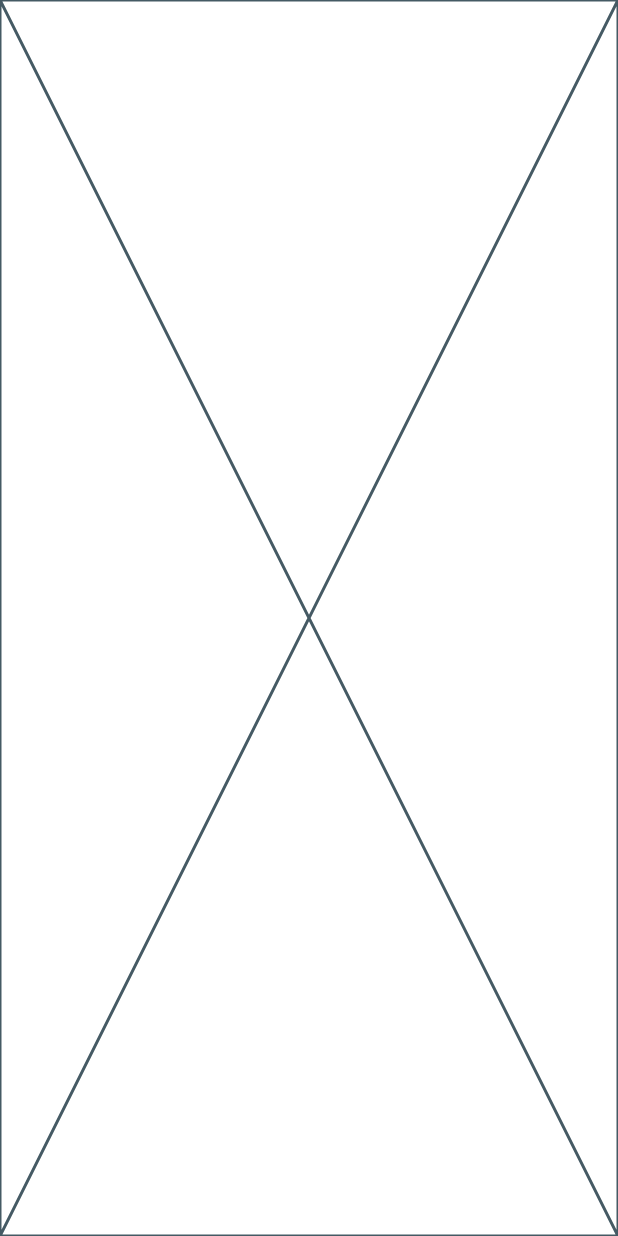
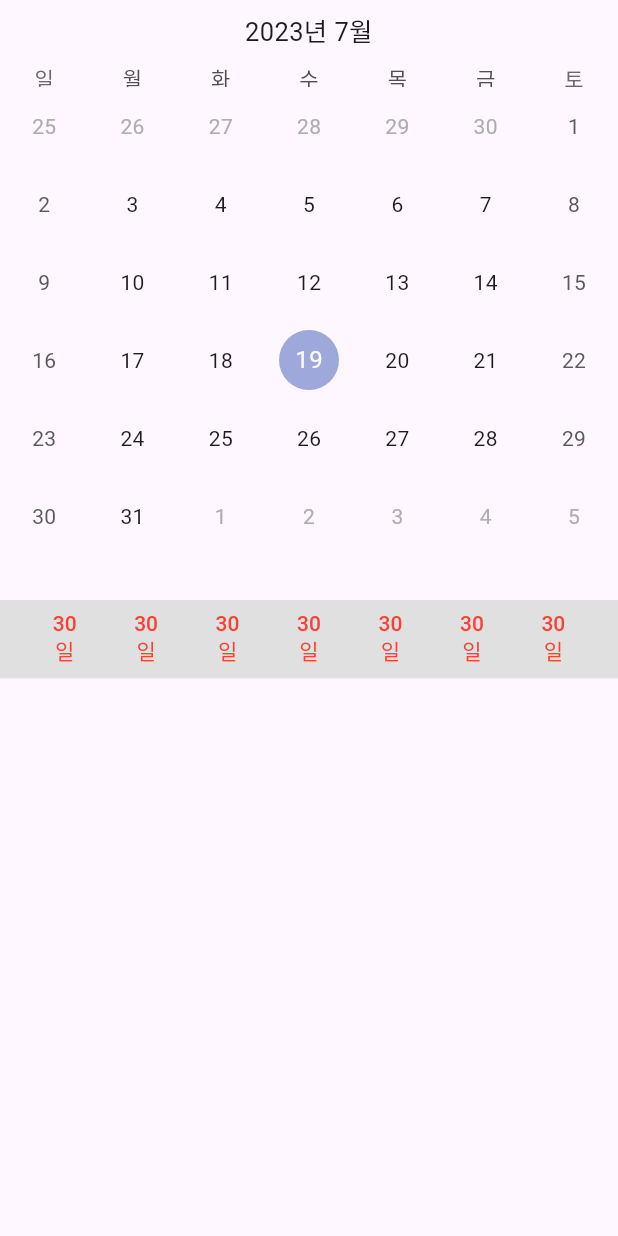
Before and after one commit to seojh5939/RefrigeratorMap, a Flutter app: the screen it shows after launch, item 3 of the bottom bar chosen, on a phone screen of 412 x 824 dp. Run offline on Flutter 3.47's test engine with Material 2 defaults, Android fonts, the phone set to English and light mode, and no system bars; drawn by our look-alikes of table_calendar; our stand-ins replace sqflite; accounts and stored records are empty.

Commit message:
[DESIGN] : 🎨 주차 달력 선택 구현완료

```diff
--- a/lib/main.dart
+++ b/lib/main.dart
@@ -1,11 +1,12 @@
 import 'package:flutter/material.dart';
 import 'package:intl/date_symbol_data_local.dart';
 import 'package:provider/provider.dart';
-import 'package:refrigerator_map/data/db/db_helper.dart';
 import 'package:refrigerator_map/util/global_variable.dart';
 import 'package:refrigerator_map/view/home/home_page.dart';
 import 'package:refrigerator_map/viewModel/bottom_navi_viewmodel.dart';
 import 'package:refrigerator_map/viewModel/shopping_viewmodel.dart';
+
+import 'viewModel/diet_viewmodel.dart';
 
 void main() async {
   WidgetsFlutterBinding.ensureInitialized();
@@ -15,6 +16,7 @@ void main() async {
         providers: [
           ChangeNotifierProvider(create: (context) => BottomNaviViewModel()),
           ChangeNotifierProvider(create: (context) => ShoppingViewModel()),
+          ChangeNotifierProvider(create: (context) => DietViewModel()),
         ],
         child: const MyApp(),
       ),
--- a/lib/view/common/calendar.dart
+++ b/lib/view/common/calendar.dart
@@ -1,6 +1,7 @@
 import 'package:flutter/material.dart';
 import 'package:provider/provider.dart';
 import 'package:refrigerator_map/util/global_variable.dart';
+import 'package:refrigerator_map/viewModel/diet_viewmodel.dart';
 import 'package:refrigerator_map/viewModel/shopping_viewmodel.dart';
 import 'package:table_calendar/table_calendar.dart';
 
@@ -12,12 +13,15 @@ class CustomCalendar extends StatelessWidget {
     viewModel = widgetName == "ShoppingPage"
         ? GlobalAccessContext.navigatorState.currentContext!
             .read<ShoppingViewModel>()
-        : "";
+        : GlobalAccessContext.navigatorState.currentContext!
+            .read<DietViewModel>();
     focusedDay = widgetName == "ShoppingPage"
         ? GlobalAccessContext.navigatorState.currentContext!
             .watch<ShoppingViewModel>()
             .focusedDay
-        : "";
+        : GlobalAccessContext.navigatorState.currentContext!
+            .watch<DietViewModel>()
+            .focusedDay;
   }
 
   String widgetName;
--- a/lib/view/diet/diet_page.dart
+++ b/lib/view/diet/diet_page.dart
@@ -1,11 +1,96 @@
 import 'package:flutter/material.dart';
+import 'package:provider/provider.dart';
+import 'package:refrigerator_map/view/common/calendar.dart';
+import 'package:refrigerator_map/viewModel/diet_viewmodel.dart';
+import 'dart:developer' as developer;
 
 /// 식단표 페이지
-class DietPage extends StatelessWidget {
+class DietPage extends StatefulWidget {
   const DietPage({super.key});
 
   @override
+  State<DietPage> createState() => _DietPageState();
+}
+
+class _DietPageState extends State<DietPage> {
+  @override
   Widget build(BuildContext context) {
-    return const Placeholder();
+    return Scaffold(
+        body: SafeArea(
+      child: Column(
+        children: [
+          CustomCalendar(widgetName: context.widget.toString()),
+          SizedBox(height: 30),
+          Container(
+            color: Colors.grey[300],
+            child: Row(
+              mainAxisAlignment: MainAxisAlignment.center,
+              children: dayButton(context: context),
+            ),
+          ),
+        ],
+      ),
+    ));
+  }
+
+  List<Widget> dayButton({required BuildContext context}) {
+    List<Widget> list = [];
+    for (int i = 0; i < 7; i++) {
+      list.add(dayComponent(context, i));
+    }
+    return list;
+  }
+
+  Widget dayComponent(BuildContext context, int index) {
+    return Padding(
+      padding: const EdgeInsets.all(1.4),
+      child: InkWell(
+        onTap: () {
+          context.read<DietViewModel>().viewSelectedDay(index);
+        },
+        child: Stack(
+          alignment: Alignment.center,
+          children: [
+            context.watch<DietViewModel>().isSelectedList[index] == true
+                ? printDayTextWithSelectedCircle(context)
+                : printDayText(context),
+          ],
+        ),
+      ),
+    );
+  }
+
+  Container printDayTextWithSelectedCircle(BuildContext context) {
+    return Container(
+      width: MediaQuery.of(context).size.width * 0.125,
+      height: MediaQuery.of(context).size.height * 0.06,
+      decoration:
+          BoxDecoration(shape: BoxShape.circle, color: Colors.orangeAccent),
+      child: printDayText(context),
+    );
+  }
+
+  SizedBox printDayText(BuildContext context) {
+    return SizedBox(
+      width: MediaQuery.of(context).size.width * 0.125,
+      height: MediaQuery.of(context).size.height * 0.06,
+      child: Center(
+        child: RichText(
+          textAlign: TextAlign.center,
+          text: TextSpan(
+            style: TextStyle(
+                color: Colors.red, fontSize: 14, fontWeight: FontWeight.w500),
+            children: [
+              TextSpan(
+                text: "30\n",
+              ),
+              TextSpan(
+                text: "일",
+              ),
+            ],
+          ),
+        ),
+      ),
+    );
   }
 }
--- /dev/null
+++ b/lib/viewModel/diet_viewmodel.dart
@@ -0,0 +1,26 @@
+import 'package:flutter/material.dart';
+
+class DietViewModel extends ChangeNotifier {
+  DateTime focusedDay = DateTime.now();
+  DateTime? selectedDay;
+  var isSelectedList = List.generate(7, (index) => false);
+
+  bool isSameDay(DateTime day) {
+    return selectedDay == day;
+  }
+
+  changeday(DateTime focused, DateTime selected) {
+    focusedDay = focused;
+    selectedDay = selected;
+    notifyListeners();
+  }
+
+  viewSelectedDay(int index) {
+    int trueIdx = isSelectedList.indexWhere((element) => element == true);
+    if (trueIdx != -1) {
+      isSelectedList[trueIdx] = false;
+    }
+    isSelectedList[index] = true;
+    notifyListeners();
+  }
+}
```
